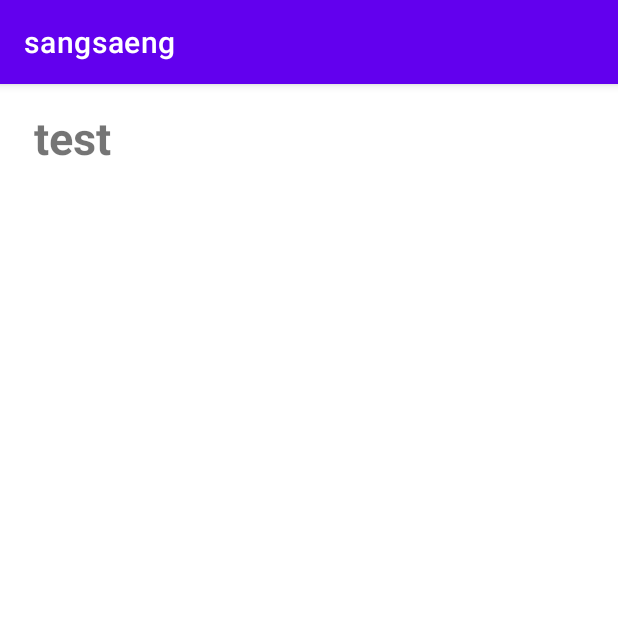
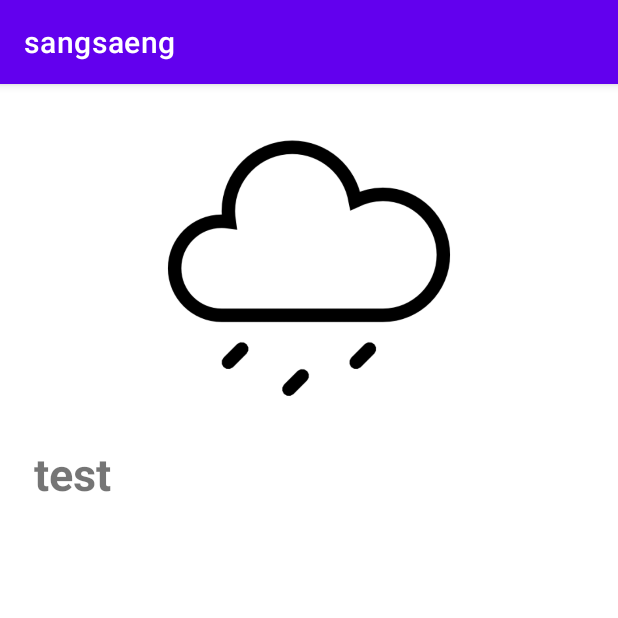
Before and after one commit to ulimsss/pickMe, an Android app: the ItemActivity screen opened directly, with no data from a screen before it, on a phone screen of 412 x 824 dp, the top half of it. Run offline under Robolectric (Android 15) with nearby library versions, the phone set to English and light mode, and no system bars; our stand-ins replace Firebase (no records; nobody signed in at launch, a user with empty details on screens opened directly).

Commit message:
item 화면 보완

```diff
--- a/app/src/main/java/com/example/sangsaeng/ItemActivity.kt
+++ b/app/src/main/java/com/example/sangsaeng/ItemActivity.kt
@@ -6,6 +6,7 @@ import android.os.Bundle
 import android.widget.TextView
 import com.google.firebase.database.*
 import com.google.firebase.messaging.FirebaseMessaging
+import kotlinx.android.synthetic.main.activity_item.*
 
 class ItemActivity : AppCompatActivity() {
     //  토큰 출력하기
@@ -40,8 +41,18 @@ class ItemActivity : AppCompatActivity() {
                 override fun onDataChange(snapshot: DataSnapshot) {
                     snapshot?.let {
                         val data = it.getValue()
-                        val textView:TextView = findViewById(R.id.message)
-                        textView.text = data.toString()
+                        if (data == "1"){
+                            img.setImageResource(R.drawable.rain);
+                            val textView:TextView = findViewById(R.id.message)
+                           // textView.text = data.toString()
+                            textView.text = "비가 오니 우산을 챙기세요"
+                        }
+                        if (data == "0"){
+                            img.setImageResource(R.drawable.sun);
+                            val textView:TextView = findViewById(R.id.message)
+                            textView.text = data.toString()
+                        }
+
                     }
                 }
                 override fun onCancelled(error: DatabaseError) {
--- a/app/src/main/res/layout/activity_item.xml
+++ b/app/src/main/res/layout/activity_item.xml
@@ -18,6 +18,12 @@
             android:layout_height="match_parent"
             android:orientation="vertical">
 
+            <ImageView
+                android:id="@+id/img"
+                android:layout_width="match_parent"
+                android:layout_height="224dp"
+                app:srcCompat="@drawable/rain" />
+
             <TextView
                 android:id="@+id/message"
                 android:layout_width="match_parent"
```
Also changed, not shown: app/src/main/java/com/example/sangsaeng/FirebaseMessagingService.kt (+1 -54 lines), app/src/main/res/drawable/rain.png (added), app/src/main/res/drawable/sun.png (added).
